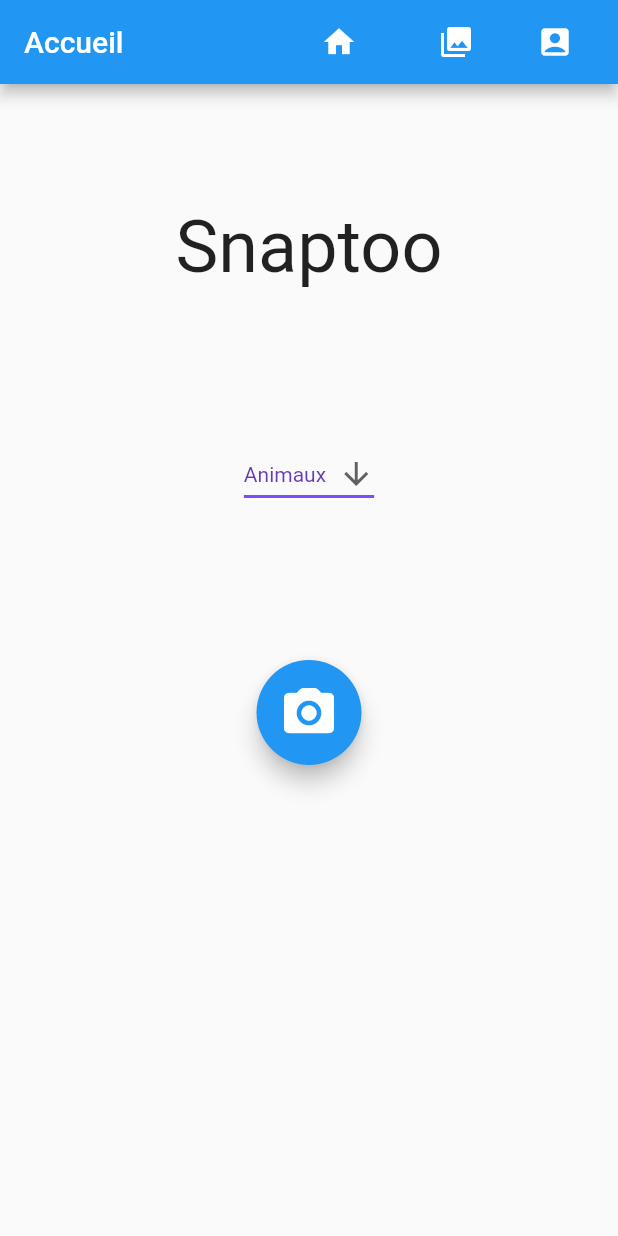
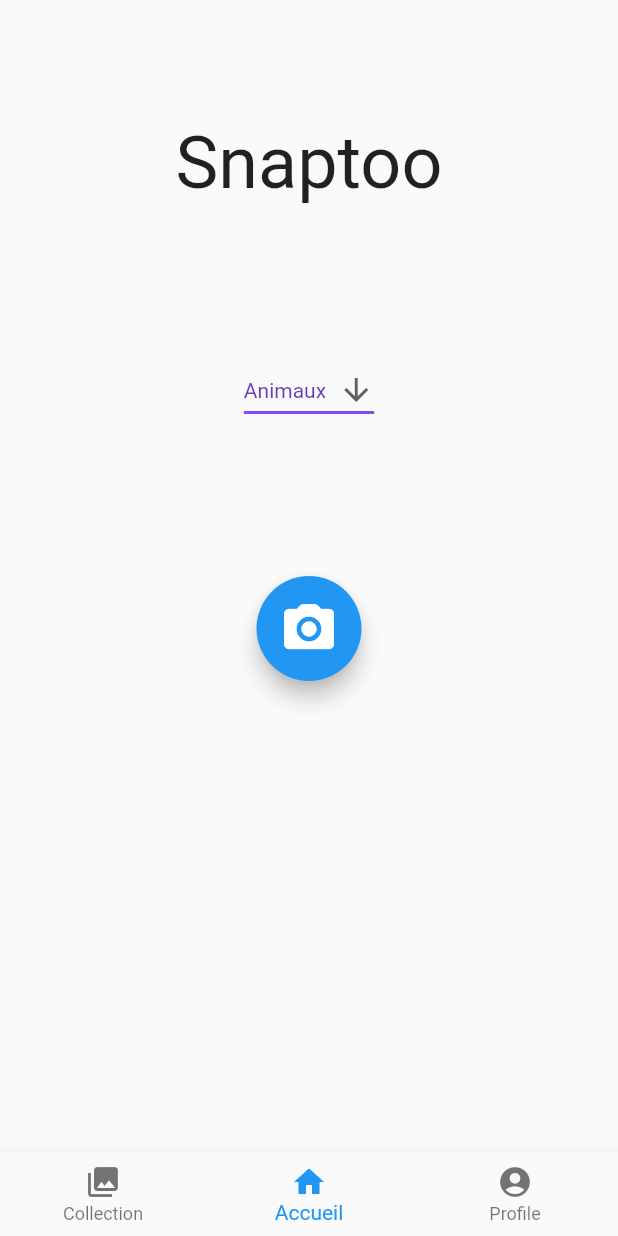
Before and after one commit to Estradel/Snaptoo, a Flutter app: the screen it shows after launch, on a phone screen of 412 x 824 dp. Run offline on Flutter 3.47's test engine with Material 2 defaults, Android fonts, the phone set to English and light mode, and no system bars; our stand-ins replace bloc, camera, equatable, flutter_bloc, image_picker, objectbox and 1 more; missing offline and left inert: google_ml_kit; generated files the repository leaves out were written again.

Commit message:
Changed flow between Views - Three main views (Main, Collection and Profile) are now reachable from a common bottom navbar - This navbar works with a cubit (way cleaner than bloc, really)

```diff
--- a/lib/Collections/ObjectBox.dart
+++ b/lib/collections/ObjectBox.dart
@@ -1,6 +1,6 @@
 import '../objectbox.g.dart';
-import 'DataModels/FoodCollectionItem.dart';
-import 'DataModels/ObjectCollectionItem.dart';
+import 'data_models/FoodCollectionItem.dart';
+import 'data_models/ObjectCollectionItem.dart';
 
 class ObjectBox {
   /// The Store of this app.
--- /dev/null
+++ b/lib/helper/Utilities.dart
@@ -0,0 +1,6 @@
+class Utilities {
+  static TValue? customCase<TOptionType, TValue>(
+      TOptionType selectedOption, Map<TOptionType, TValue> branches) {
+    return branches[selectedOption];
+  }
+}
--- /dev/null
+++ b/lib/home/cubit/home_cubit.dart
@@ -0,0 +1,10 @@
+import 'package:bloc/bloc.dart';
+import 'package:equatable/equatable.dart';
+
+part 'home_state.dart';
+
+class HomeCubit extends Cubit<HomeState> {
+  HomeCubit() : super(const HomeState());
+
+  void setTab(HomeTab tab) => emit(HomeState(tab: tab));
+}
--- /dev/null
+++ b/lib/home/cubit/home_state.dart
@@ -0,0 +1,11 @@
+part of 'home_cubit.dart';
+
+enum HomeTab { collection, main, profile }
+
+class HomeState extends Equatable {
+  const HomeState({this.tab = HomeTab.main}); // Important : by default main is selected !
+  final HomeTab tab;
+
+  @override
+  List<Object> get props => [tab];
+}
--- /dev/null
+++ b/lib/home/view/home_view.dart
@@ -0,0 +1,47 @@
+import 'package:flutter/cupertino.dart';
+import 'package:flutter/material.dart';
+import 'package:flutter_bloc/flutter_bloc.dart';
+
+import 'package:test_projet/home/cubit/home_cubit.dart';
+import 'package:test_projet/views/collection_view.dart';
+import 'package:test_projet/views/main_view.dart';
+
+import '../../helper/Utilities.dart';
+import '../../views/profile_view.dart';
+
+class HomeView extends StatelessWidget {
+  const HomeView({Key? key}) : super(key: key);
+
+  @override
+  Widget build(BuildContext context) {
+    return BlocProvider(
+      create: (_) => HomeCubit(),
+      child: _HomeView(),
+    );
+  }
+}
+
+class _HomeView extends StatelessWidget {
+  @override
+  Widget build(BuildContext context) {
+    final selectedTab = context.select((HomeCubit cubit) => cubit.state.tab);
+    return Scaffold(
+      body: Utilities.customCase(selectedTab, {
+        HomeTab.main: const MainView(),
+        HomeTab.collection: const CollectionView(),
+        HomeTab.profile: const ProfileView(),
+      }),
+      bottomNavigationBar: BottomNavigationBar(
+        currentIndex: HomeTab.values.indexOf(selectedTab),
+        items: const [
+          BottomNavigationBarItem(icon: Icon(Icons.photo_library), label: "Collection"),
+          BottomNavigationBarItem(icon: Icon(Icons.home), label: "Accueil"),
+          BottomNavigationBarItem(icon: Icon(Icons.account_circle), label: "Profile"),
+        ],
+        onTap: (index) {
+          context.read<HomeCubit>().setTab(HomeTab.values[index]);
+        },
+      ),
+    );
+  }
+}
--- a/lib/main.dart
+++ b/lib/main.dart
@@ -1,5 +1,6 @@
 import 'package:camera/camera.dart';
 import 'package:flutter/material.dart';
+import 'package:test_projet/home/view/home_view.dart';
 import 'package:test_projet/views/main_view.dart';
 
 List<CameraDescription> cameras = [];
@@ -9,22 +10,24 @@ Future<void> main() async {
 
   cameras = await availableCameras();
 
-  runApp(MyApp());
+  runApp(const MyApp());
 }
 
 class MyApp extends StatelessWidget {
+  const MyApp({Key? key}) : super(key: key);
+
   @override
   Widget build(BuildContext context) {
-    return MaterialApp(
+    return const MaterialApp(
       debugShowCheckedModeBanner: false,
-      home: Home(),
+      home: HomeView(),
     );
   }
 }
 
-class Home extends StatelessWidget {
-  @override
-  Widget build(BuildContext context) {
-    return MainView();
-  }
-}
+// class Home extends StatelessWidget {
+//   @override
+//   Widget build(BuildContext context) {
+//     return MainView();
+//   }
+// }
--- a/lib/views/main_view.dart
+++ b/lib/views/main_view.dart
@@ -4,7 +4,7 @@ import 'package:flutter/cupertino.dart';
 import 'package:flutter/material.dart';
 import 'package:image_picker/image_picker.dart';
 import 'package:test_projet/views/collection_view.dart';
-import 'package:test_projet/views/note_view.dart';
+import 'package:test_projet/views/validation_view.dart';
 import 'package:tuple/tuple.dart';
 
 import '../Helper/ImageLabeler.dart';
@@ -12,6 +12,8 @@ import '../Helper/ImageLabeler.dart';
 String categorie = "";
 
 class MainView extends StatefulWidget {
+  const MainView({Key? key}) : super(key: key);
+
   @override
   _MainViewState createState() => _MainViewState();
 }
@@ -37,27 +39,6 @@ class _MainViewState extends State<MainView> {
   @override
   Widget build(BuildContext context) {
     return Scaffold(
-        appBar: AppBar(
-          title: const Text('Accueil'),
-          automaticallyImplyLeading: false,
-          actions: [
-            IconButton(
-                icon: const Icon(Icons.home),
-                onPressed: () {
-                  Navigator.of(context).push(MaterialPageRoute(builder: (context) => MainView()));
-                }),
-            const SizedBox(width: 30),
-            IconButton(
-                icon: const Icon(Icons.collections),
-                onPressed: () {
-                  Navigator.of(context)
-                      .push(MaterialPageRoute(builder: (context) => CollectionView()));
-                }),
-            const SizedBox(width: 30),
-            const Icon(Icons.account_box),
-            const SizedBox(width: 30),
-          ],
-        ),
         body: Center(
             child: Column(
       children: [
@@ -102,11 +83,8 @@ class _MainViewState extends State<MainView> {
       List<Tuple3<String, int, double>> listLabel =
           await ImageLabeler.getImageLabels(File(pickedFile.path));
 
-      // JUSTE UN PETIT PRINT POUR TESTER
-      print('\n\nLES LABELS DETECTES POUR L\'IMAGE CHOISIE : $listLabel\n\n\n');
-
       Navigator.of(context).push(MaterialPageRoute(
-          builder: (context) => NoteView(
+          builder: (context) => ValidationView(
                 categorie: categorie,
                 imageProv: _image,
                 imageBytes: File(pickedFile.path),
```
Also changed, not shown: lib/views/collection_view.dart (+2 -21 lines), lib/views/image_view.dart (+3 -24 lines), lib/views/note_view.dart (deleted, +0 -133 lines), lib/views/profile_view.dart (added, +15 -0 lines), lib/views/validation_view.dart (added, +130 -0 lines), lib/collections/data_models/FoodCollectionItem.dart (renamed from lib/Collections/DataModels/FoodCollectionItem.dart), lib/collections/data_models/ObjectCollectionItem.dart (renamed from lib/Collections/DataModels/ObjectCollectionItem.dart), lib/helper/ImageLabeler.dart (renamed from lib/Helper/ImageLabeler.dart), lib/objectbox.g.dart. Lines whose indentation alone changed are shown as unchanged.
